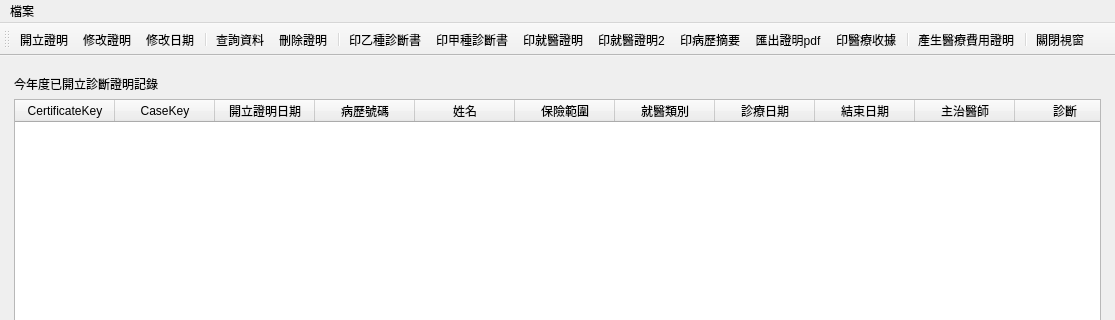
The window that ui/certificate_diagnosis.ui (picacat/pymedical) describes before a commit, drawn with Qt 5; both pictures show x 0 to 1115 and y 0 to 320 of the 1115 by 865 pixel window.
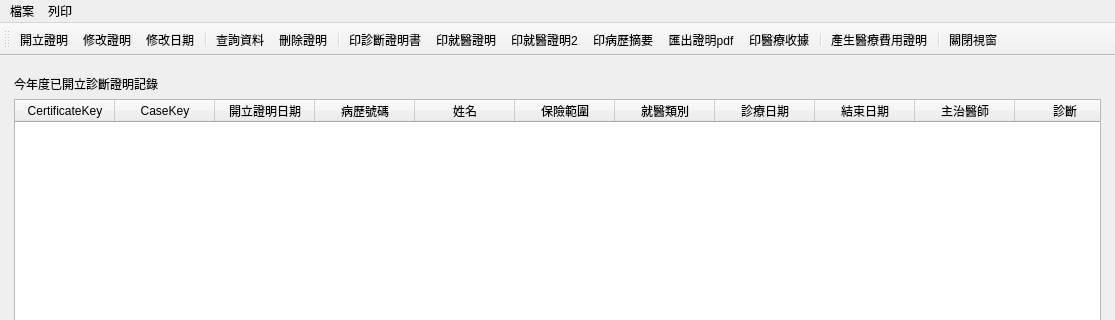
The same window after the commit. Icons and pictures are not drawn.

Patch:
```diff
--- a/ui/certificate_diagnosis.ui
+++ b/ui/certificate_diagnosis.ui
@@ -148,7 +148,6 @@
    <addaction name="action_remove_certificate"/>
    <addaction name="separator"/>
    <addaction name="action_print_certificate"/>
-   <addaction name="action_print_certificate2"/>
    <addaction name="action_print_certificate_proof"/>
    <addaction name="action_print_diagnosis_proof"/>
    <addaction name="action_print_certificate_summary"/>
@@ -176,7 +175,21 @@
     <addaction name="action_export_certificate_list_excel"/>
     <addaction name="action_export_table_to_excel"/>
    </widget>
+   <widget class="QMenu" name="menu_2">
+    <property name="title">
+     <string>列印</string>
+    </property>
+    <addaction name="action_print_certificate"/>
+    <addaction name="action_print_certificate2"/>
+    <addaction name="separator"/>
+    <addaction name="action_print_certificate_proof"/>
+    <addaction name="action_print_diagnosis_proof"/>
+    <addaction name="separator"/>
+    <addaction name="action_print_receipt"/>
+    <addaction name="action_print_certificate_summary"/>
+   </widget>
    <addaction name="menu"/>
+   <addaction name="menu_2"/>
   </widget>
   <action name="action_add_certificate">
    <property name="icon">
@@ -214,7 +227,7 @@
      <normaloff>../icons/document-print.png</normaloff>../icons/document-print.png</iconset>
    </property>
    <property name="text">
-    <string>印乙種診斷書</string>
+    <string>印診斷證明書</string>
    </property>
    <property name="toolTip">
     <string>列印乙種診斷證明，會加註「本證明訴訟無效」</string>
```
